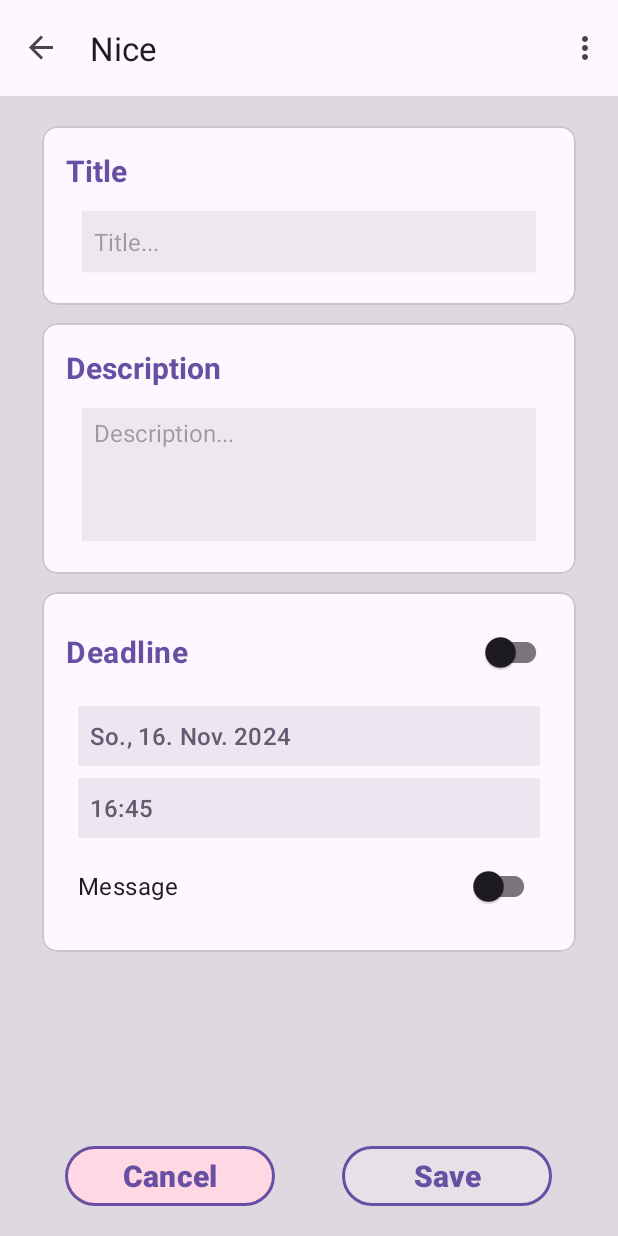
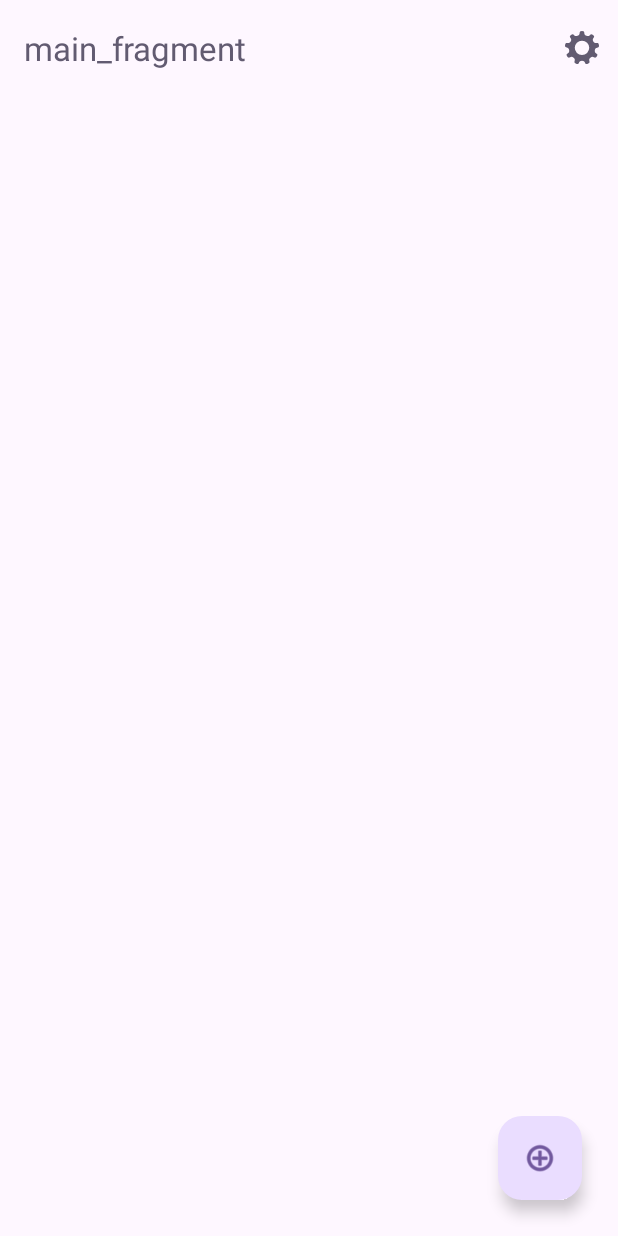
Before and after one commit to Chase6477/simpleDo, an Android app: the screen it shows after launch (MainActivity), on a phone screen of 412 x 824 dp. Run offline under Robolectric (Android 15) with nearby library versions, the phone set to English and light mode, and no system bars; our stand-ins replace navigation-ui; 1 statement that could not run was skipped.

Commit message:
New Item can be created + basic navigation

```diff
--- a/app/src/main/java/de/jr/simpledo/FirstFragment.java
+++ /dev/null
@@ -1,44 +0,0 @@
-package de.jr.simpledo;
-
-import android.os.Bundle;
-import android.view.LayoutInflater;
-import android.view.View;
-import android.view.ViewGroup;
-
-import androidx.annotation.NonNull;
-import androidx.fragment.app.Fragment;
-import androidx.navigation.fragment.NavHostFragment;
-
-import de.jr.simpledo.databinding.FragmentFirstBinding;
-
-public class FirstFragment extends Fragment {
-
-    private FragmentFirstBinding binding;
-
-    @Override
-    public View onCreateView(
-            @NonNull LayoutInflater inflater, ViewGroup container,
-            Bundle savedInstanceState
-    ) {
-
-        binding = FragmentFirstBinding.inflate(inflater, container, false);
-        return binding.getRoot();
-
-    }
-
-    public void onViewCreated(@NonNull View view, Bundle savedInstanceState) {
-        super.onViewCreated(view, savedInstanceState);
-
-        /*binding.buttonFirst.setOnClickListener(v ->
-                NavHostFragment.findNavController(FirstFragment.this)
-                        .navigate(R.id.action_FirstFragment_to_SecondFragment)
-        );*/
-    }
-
-    @Override
-    public void onDestroyView() {
-        super.onDestroyView();
-        binding = null;
-    }
-
-}
--- a/app/src/main/java/de/jr/simpledo/MainActivity.java
+++ b/app/src/main/java/de/jr/simpledo/MainActivity.java
@@ -4,12 +4,15 @@ import android.os.Bundle;
 
 import com.google.android.material.snackbar.Snackbar;
 
+import androidx.annotation.NonNull;
+import androidx.annotation.Nullable;
 import androidx.appcompat.app.AppCompatActivity;
 import androidx.core.graphics.Insets;
 import androidx.core.view.ViewCompat;
 import androidx.core.view.WindowCompat;
 import androidx.core.view.WindowInsetsCompat;
 import androidx.navigation.NavController;
+import androidx.navigation.NavDestination;
 import androidx.navigation.ui.AppBarConfiguration;
 import androidx.navigation.ui.NavigationUI;
 import androidx.navigation.fragment.NavHostFragment;
@@ -22,6 +25,8 @@ import android.view.MenuItem;
 public class MainActivity extends AppCompatActivity {
 
     private AppBarConfiguration appBarConfiguration;
+
+    private NavHostFragment nav;
 
     @Override
     protected void onCreate(Bundle savedInstanceState) {
@@ -38,16 +43,24 @@ public class MainActivity extends AppCompatActivity {
         });
         setSupportActionBar(binding.toolbar);
 
-        NavHostFragment navHostFragment = (NavHostFragment) getSupportFragmentManager()
+        nav = (NavHostFragment) getSupportFragmentManager()
                 .findFragmentById(R.id.nav_host_fragment_content_main);
 
-        if (navHostFragment != null) {
-            NavController navController = navHostFragment.getNavController();
+        if (nav != null) {
+            NavController navController = nav.getNavController();
 
             appBarConfiguration = new AppBarConfiguration.Builder(navController.getGraph()).build();
             NavigationUI.setupActionBarWithNavController(this, navController, appBarConfiguration);
 
-            navController.navigate(R.id.action_FirstFragment_to_SecondFragment);
+            navController.addOnDestinationChangedListener(new NavController.OnDestinationChangedListener() {
+                @Override
+                public void onDestinationChanged(@NonNull NavController navController, @NonNull NavDestination navDestination, @Nullable Bundle bundle) {
+                    MenuItem settingsItem = binding.toolbar.getMenu().findItem(R.id.action_settings);
+                    if (settingsItem != null)
+                        settingsItem.setVisible(navDestination.getId() != R.id.settingsFragment);
+                }
+            });
+
         }
     }
 
@@ -67,6 +80,7 @@ public class MainActivity extends AppCompatActivity {
 
         //noinspection SimplifiableIfStatement
         if (id == R.id.action_settings) {
+            nav.getNavController().navigate(R.id.settingsFragment);
             return true;
         }
 
--- a/app/src/main/java/de/jr/simpledo/SecondFragment.java
+++ b/app/src/main/java/de/jr/simpledo/MainFragment.java
@@ -9,11 +9,11 @@ import androidx.annotation.NonNull;
 import androidx.fragment.app.Fragment;
 import androidx.navigation.fragment.NavHostFragment;
 
-import de.jr.simpledo.databinding.NewTaskBinding;
+import de.jr.simpledo.databinding.MainFragmentBinding;
 
-public class SecondFragment extends Fragment {
+public class MainFragment extends Fragment {
 
-    private NewTaskBinding binding;
+    private MainFragmentBinding binding;
 
     @Override
     public View onCreateView(
@@ -21,7 +21,7 @@ public class SecondFragment extends Fragment {
             Bundle savedInstanceState
     ) {
 
-        binding = NewTaskBinding.inflate(inflater, container, false);
+        binding = MainFragmentBinding.inflate(inflater, container, false);
         return binding.getRoot();
 
     }
@@ -29,10 +29,15 @@ public class SecondFragment extends Fragment {
     public void onViewCreated(@NonNull View view, Bundle savedInstanceState) {
         super.onViewCreated(view, savedInstanceState);
 
-        /*binding.buttonSecond.setOnClickListener(v ->
-                NavHostFragment.findNavController(SecondFragment.this)
-                        .navigate(R.id.action_SecondFragment_to_FirstFragment)
-        );*/
+        binding.mainFab.setOnClickListener(new View.OnClickListener() {
+            @Override
+            public void onClick(View view) {
+                NavHostFragment.findNavController(MainFragment.this)
+                        .navigate(R.id.action_mainFragment_to_newTaskFragment);
+            }
+        });
+
+
     }
 
     @Override
--- /dev/null
+++ b/app/src/main/res/drawable/settings.xml
@@ -0,0 +1,11 @@
+<vector xmlns:android="http://schemas.android.com/apk/res/android"
+    android:width="22.352dp"
+    android:height="22.085dp"
+    android:viewportWidth="22.352"
+    android:viewportHeight="22.085">
+  <path
+      android:pathData="m11.176,-0c-2.791,-0 -0.311,2.272 -2.934,3.227 -2.623,0.955 -2.184,-2.38 -4.322,-0.585 -2.138,1.794 1.222,1.94 -0.174,4.358 -1.396,2.417 -3.202,-0.419 -3.687,2.33 -0.485,2.749 2.183,0.701 2.668,3.45 0.485,2.749 -2.723,1.737 -1.327,4.155 1.396,2.417 2.123,-0.866 4.261,0.928 2.138,1.794 -0.969,3.081 1.654,4.035 2.623,0.955 1.069,-2.028 3.861,-2.028 2.791,0 1.238,2.983 3.861,2.028 2.623,-0.955 -0.485,-2.241 1.654,-4.035 2.138,-1.794 2.866,1.489 4.262,-0.928 1.396,-2.417 -1.812,-1.406 -1.327,-4.155 0.485,-2.749 3.153,-0.701 2.668,-3.45 -0.485,-2.749 -2.292,0.088 -3.688,-2.33C17.21,4.582 20.57,4.435 18.432,2.641 16.294,0.847 16.733,4.181 14.11,3.227 11.487,2.272 13.967,0 11.176,-0ZM11.176,6.53A4.759,4.759 45,0 1,15.935 11.289,4.759 4.759,135 0,1 11.176,16.048 4.759,4.759 0,0 1,6.417 11.289,4.759 4.759,0 0,1 11.176,6.53Z"
+      android:strokeWidth="0.022"
+      android:fillColor="#000000"
+      android:strokeLineCap="square"/>
+</vector>
--- a/app/src/main/res/layout/activity_main.xml
+++ b/app/src/main/res/layout/activity_main.xml
@@ -16,7 +16,8 @@
         <com.google.android.material.appbar.MaterialToolbar
             android:id="@+id/toolbar"
             android:layout_width="match_parent"
-            android:layout_height="?attr/actionBarSize" />
+            android:layout_height="?attr/actionBarSize"
+            app:titleTextColor="?attr/colorSecondary" />
 
     </com.google.android.material.appbar.AppBarLayout>
 
--- /dev/null
+++ b/app/src/main/res/layout/main_fragment.xml
@@ -0,0 +1,31 @@
+<?xml version="1.0" encoding="utf-8"?>
+<androidx.constraintlayout.widget.ConstraintLayout xmlns:android="http://schemas.android.com/apk/res/android"
+    xmlns:app="http://schemas.android.com/apk/res-auto"
+    xmlns:tools="http://schemas.android.com/tools"
+    android:id="@+id/nestedScrollView"
+    android:layout_width="match_parent"
+    android:layout_height="match_parent"
+    tools:context=".MainFragment">
+
+    <ListView
+        android:id="@+id/main_list"
+        android:layout_width="match_parent"
+        android:layout_height="match_parent"
+        android:fastScrollEnabled="false"
+        android:nestedScrollingEnabled="true"
+        android:scrollbars="none"
+        tools:layout_editor_absoluteX="0dp"
+        tools:layout_editor_absoluteY="-80dp" />
+
+    <com.google.android.material.floatingactionbutton.FloatingActionButton
+        android:id="@+id/main_fab"
+        android:layout_width="wrap_content"
+        android:layout_height="wrap_content"
+        android:layout_marginEnd="24dp"
+        android:layout_marginBottom="24dp"
+        android:clickable="true"
+        android:src="@android:drawable/ic_menu_add"
+        app:layout_constraintBottom_toBottomOf="parent"
+        app:layout_constraintEnd_toEndOf="parent" />
+
+</androidx.constraintlayout.widget.ConstraintLayout>
--- a/app/src/main/res/layout/new_task.xml
+++ b/app/src/main/res/layout/new_task_fragment.xml
@@ -5,7 +5,7 @@
     android:layout_width="match_parent"
     android:layout_height="match_parent"
     android:background="?attr/colorSurfaceDim"
-    tools:context=".SecondFragment">
+    tools:context=".NewTaskFragment">
 
     <ScrollView
         android:layout_width="match_parent"
@@ -153,7 +153,9 @@
                         android:layout_width="match_parent"
                         android:layout_height="match_parent"
                         android:orientation="vertical"
-                        android:padding="8dp">
+                        android:padding="8dp"
+                        android:visibility="gone"
+                        tools:visibility="visible">
 
                         <Button
                             android:id="@+id/newTaskDeadlineDate"
@@ -162,7 +164,6 @@
                             android:backgroundTint="?attr/colorSurfaceContainerHigh"
                             android:gravity="start|center_vertical"
                             android:paddingHorizontal="8dp"
-                            android:text="So., 16. Nov. 2024"
                             android:textColor="?attr/colorSecondary"
                             android:textSize="16sp"
                             app:cornerRadius="2dp"
@@ -175,7 +176,6 @@
                             android:backgroundTint="?attr/colorSurfaceContainerHigh"
                             android:gravity="start|center_vertical"
                             android:paddingHorizontal="8dp"
-                            android:text="16:45"
                             android:textColor="?attr/colorSecondary"
                             android:textSize="16sp"
                             app:cornerRadius="2dp"
--- a/app/src/main/res/menu/menu_main.xml
+++ b/app/src/main/res/menu/menu_main.xml
@@ -4,7 +4,9 @@
     tools:context="de.jr.simpledo.MainActivity">
     <item
         android:id="@+id/action_settings"
+        android:icon="@drawable/settings"
+        app:iconTint="?attr/colorSecondary"
         android:orderInCategory="100"
         android:title="@string/action_settings"
-        app:showAsAction="never" />
+        app:showAsAction="always" />
 </menu>
--- a/app/src/main/res/navigation/nav_graph.xml
+++ b/app/src/main/res/navigation/nav_graph.xml
@@ -3,26 +3,33 @@
     xmlns:app="http://schemas.android.com/apk/res-auto"
     xmlns:tools="http://schemas.android.com/tools"
     android:id="@+id/nav_graph"
-    app:startDestination="@id/FirstFragment">
-
+    app:startDestination="@id/mainFragment">
     <fragment
-        android:id="@+id/FirstFragment"
-        android:name="de.jr.simpledo.FirstFragment"
-        android:label="asd"
-        tools:layout="@layout/fragment_first">
-
+        android:id="@+id/newTaskFragment"
+        android:name="de.jr.simpledo.NewTaskFragment"
+        android:label="@string/new_task_label"
+        tools:layout="@layout/new_task_fragment" >
         <action
-            android:id="@+id/action_FirstFragment_to_SecondFragment"
-            app:destination="@id/SecondFragment" />
+            android:id="@+id/action_newTaskFragment_to_nav_graph"
+            app:popUpTo="@id/mainFragment" />
     </fragment>
     <fragment
-        android:id="@+id/SecondFragment"
-        android:name="de.jr.simpledo.SecondFragment"
-        android:label="Nice"
-        tools:layout="@layout/new_task">
-
+        android:id="@+id/mainFragment"
+        android:name="de.jr.simpledo.MainFragment"
+        android:label="main_fragment"
+        tools:layout="@layout/main_fragment" >
         <action
-            android:id="@+id/action_SecondFragment_to_FirstFragment"
-            app:destination="@id/FirstFragment" />
+            android:id="@+id/action_mainFragment_to_newTaskFragment"
+            app:destination="@id/newTaskFragment" />
     </fragment>
+    <fragment
+        android:id="@+id/settingsFragment"
+        android:name="de.jr.simpledo.SettingsFragment"
+        android:label="settings_fragment"
+        tools:layout="@layout/settings_fragment" />
+    <activity
+        android:id="@+id/mainActivity"
+        android:name="de.jr.simpledo.MainActivity"
+        android:label="activity_main"
+        tools:layout="@layout/activity_main" />
 </navigation>
--- a/app/src/main/res/values/strings.xml
+++ b/app/src/main/res/values/strings.xml
@@ -9,11 +9,10 @@
     <string name="new_task_deadline_message">Message</string>
     <string name="action_cancel">Cancel</string>
     <string name="action_save">Save</string>
+    <string name="new_task_label">New Task</string>
+    <!-- TODO: Remove or change this placeholder text -->
+    <string name="hello_blank_fragment">Hello blank fragment</string>
     <!-- Strings used for fragments for navigation -->
 
 
-
-
-
-
 </resources>
```
Also changed, not shown: app/src/main/java/de/jr/simpledo/NewTaskFragment.java (added, +202 -0 lines), app/src/main/java/de/jr/simpledo/SettingsFragment.java (added, +64 -0 lines), app/src/main/java/de/jr/simpledo/TaskItem.java (added, +46 -0 lines), app/src/main/res/layout/fragment_first.xml (deleted, +0 -27 lines), app/src/main/res/layout/settings_fragment.xml (added, +14 -0 lines), 1 other file.
